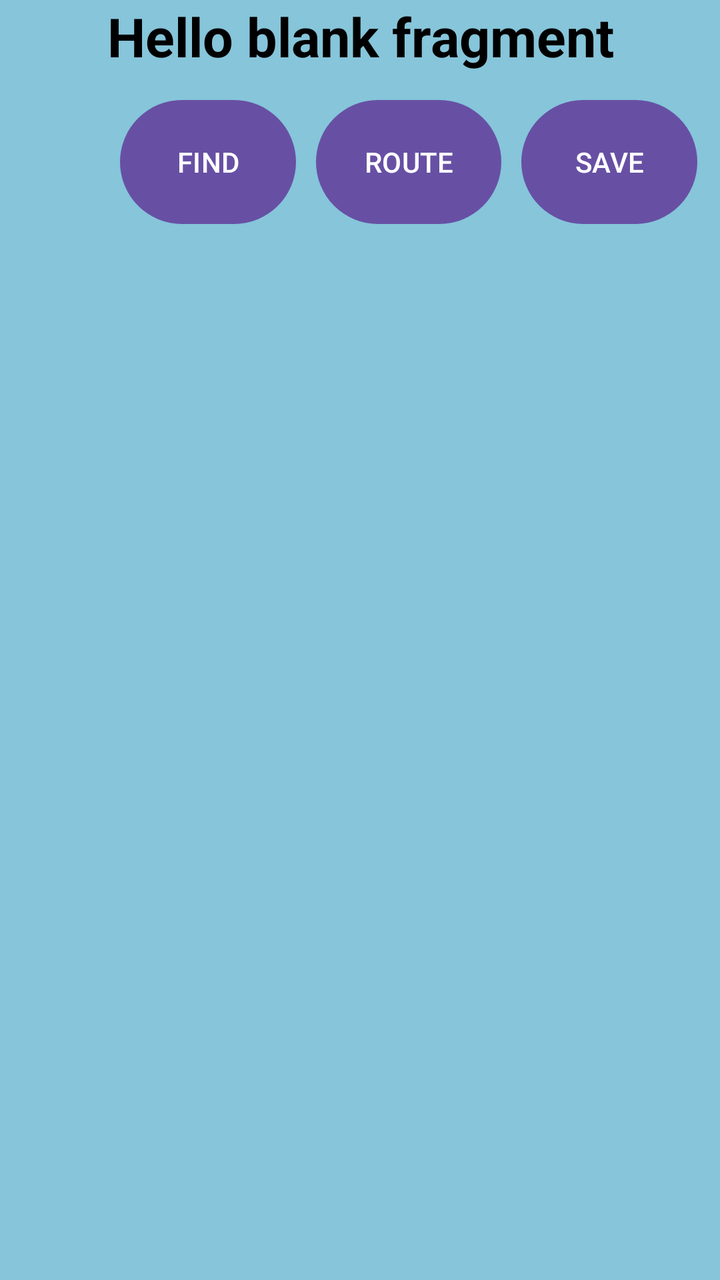
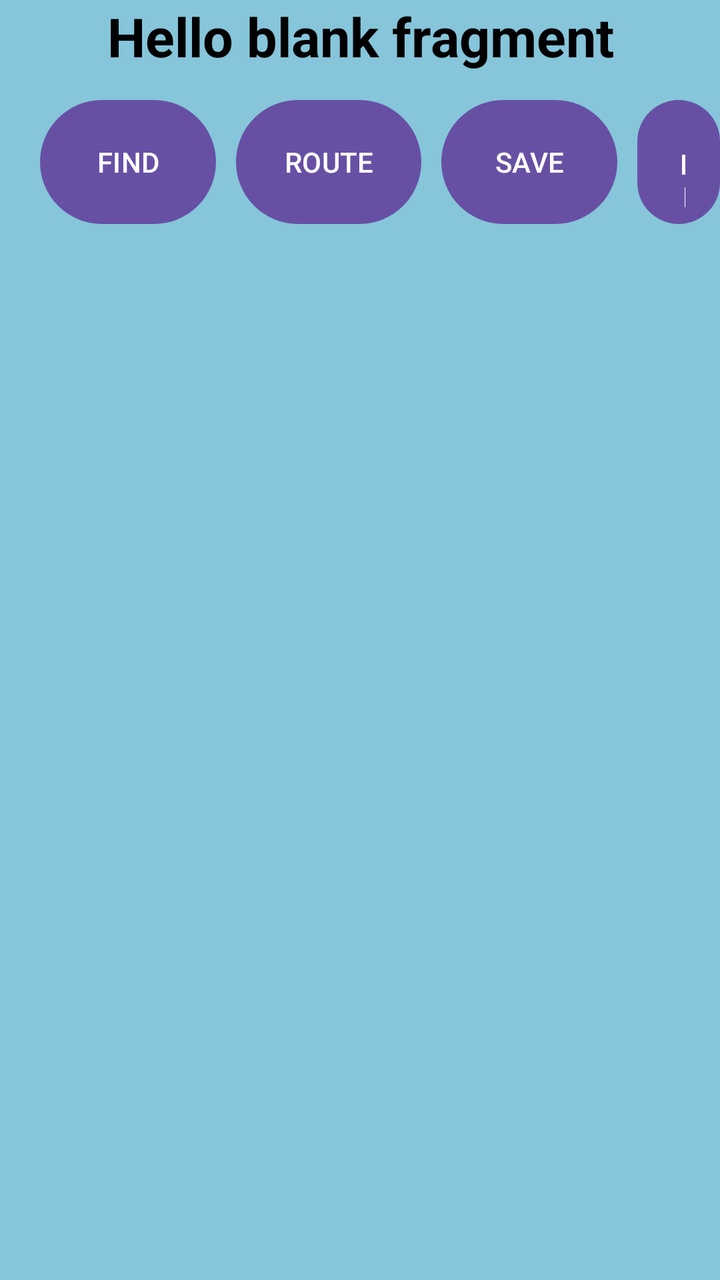

Two renders of the same Android screen: before a commit and after it. Below are the layout's source before the change and the commit's diff.
<!-- AndroidManifest.xml: application theme Theme.FindRoutesAppNew -->
<!-- res/layout/fragment_bottom_bar.xml -->
<?xml version="1.0" encoding="utf-8"?>
<FrameLayout xmlns:android="http://schemas.android.com/apk/res/android"
    xmlns:tools="http://schemas.android.com/tools"
    android:layout_width="match_parent"
    android:layout_height="match_parent"
    android:background="#86c5da"
    tools:context=".BottomBarFragment">

    <LinearLayout
        android:layout_width="match_parent"
        android:layout_height="wrap_content"
        android:orientation="vertical">

        
        <TextView
            android:id="@+id/blank"
            android:layout_width="match_parent"
            android:layout_height="match_parent"
            android:textSize="27dp"
            android:textStyle="bold"
            android:textAlignment="center"
            android:textColor="@color/black"
            android:text="@string/hello_blank_fragment" />

        <LinearLayout
            android:layout_width="match_parent"
            android:layout_height="wrap_content"
            android:orientation="horizontal"
            android:layout_marginTop="10dp">

            <Button
                android:id="@+id/btn_find"
                android:layout_width="wrap_content"
                android:layout_height="match_parent"
                android:text="FIND"
                android:layout_marginStart="60dp"/>

            <Button
                android:id="@+id/btn_route"
                android:layout_width="wrap_content"
                android:layout_height="70dp"
                android:layout_marginStart="10dp"
                android:text="ROUTE"/>

            <Button
                android:id="@+id/btn_save"
                android:layout_width="wrap_content"
                android:layout_height="match_parent"
                android:layout_marginStart="10dp"
                android:text="SAVE"/>

        </LinearLayout>

    </LinearLayout>

</FrameLayout>
<!-- resources referenced by this layout -->
<resources>
  <color name="black">#FF000000</color>
  <string name="hello_blank_fragment">Hello blank fragment</string>
  <style name="Theme.FindRoutesAppNew" parent="Base.Theme.FindRoutesAppNew" />
  <style name="Base.Theme.FindRoutesAppNew" parent="Theme.Material3.DayNight.NoActionBar">
          
          
      </style>
</resources>

<!-- the commit's change to res/layout/fragment_bottom_bar.xml (unified diff, before → after) -->
@@ -33,7 +33,7 @@
                 android:layout_width="wrap_content"
                 android:layout_height="match_parent"
                 android:text="FIND"
-                android:layout_marginStart="60dp"/>
+                android:layout_marginStart="20dp"/>
 
             <Button
                 android:id="@+id/btn_route"
@@ -49,6 +49,13 @@
                 android:layout_marginStart="10dp"
                 android:text="SAVE"/>
 
+            <Button
+                android:id="@+id/btn_info"
+                android:layout_width="wrap_content"
+                android:layout_height="match_parent"
+                android:layout_marginStart="10dp"
+                android:text="INFO"/>
+
         </LinearLayout>
 
     </LinearLayout>
